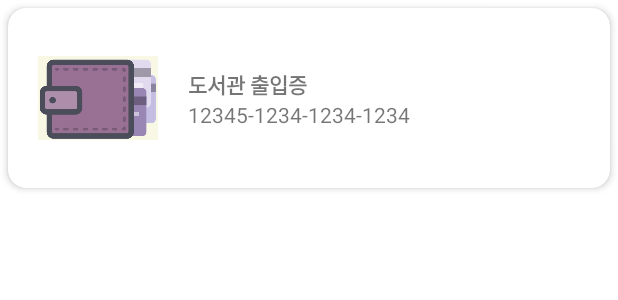
After one commit to birariro/SuperWallet, an Android app: the layout home_card_view.xml on its own in the app's theme, with its tools: preview values and no code run, on a phone screen of 412 x 824 dp. The commit adds this screen. Shown: the top 300 px of the screen. Run offline under Robolectric (Android 15) with nearby library versions, the phone set to English and light mode, and no system bars.

Commit message:
card view 추가

```diff
--- a/app/build.gradle
+++ b/app/build.gradle
@@ -69,4 +69,7 @@ dependencies {
     //navigation
     implementation 'androidx.navigation:navigation-ui-ktx:2.3.5'
     implementation 'androidx.navigation:navigation-fragment-ktx:2.3.5'
+
+    //card view
+    implementation 'androidx.cardview:cardview:1.0.0'
 }
--- a/app/src/main/java/com/example/superwallet/MainActivity.kt
+++ b/app/src/main/java/com/example/superwallet/MainActivity.kt
@@ -7,7 +7,9 @@ import androidx.navigation.fragment.NavHostFragment
 import androidx.navigation.ui.setupWithNavController
 import com.example.superwallet.sample.BarcodeActivity
 import com.google.android.material.bottomnavigation.BottomNavigationView
+import dagger.hilt.android.AndroidEntryPoint
 
+@AndroidEntryPoint
 class MainActivity : AppCompatActivity() {
     override fun onCreate(savedInstanceState: Bundle?) {
         super.onCreate(savedInstanceState)
--- a/app/src/main/java/com/example/superwallet/presenter/home/HomeViewModel.kt
+++ b/app/src/main/java/com/example/superwallet/presenter/home/HomeViewModel.kt
@@ -1,7 +1,10 @@
 package com.example.superwallet.presenter.home
 
 import androidx.lifecycle.ViewModel
+import dagger.hilt.android.lifecycle.HiltViewModel
+import javax.inject.Inject
 
-class HomeViewModel : ViewModel() {
+@HiltViewModel
+class HomeViewModel @Inject constructor(): ViewModel() {
     // TODO: Implement the ViewModel
 }
--- /dev/null
+++ b/app/src/main/res/layout/home_card_view.xml
@@ -0,0 +1,53 @@
+<?xml version="1.0" encoding="utf-8"?>
+<androidx.cardview.widget.CardView xmlns:android="http://schemas.android.com/apk/res/android"
+    android:layout_width="match_parent"
+    android:layout_height="wrap_content"
+    xmlns:app="http://schemas.android.com/apk/res-auto"
+    android:layout_margin="5dp"
+    app:cardCornerRadius="12dp"
+    app:cardElevation="3dp"
+    app:contentPadding="4dp">
+
+    <androidx.constraintlayout.widget.ConstraintLayout
+        android:layout_width="match_parent"
+        android:layout_height="wrap_content"
+        android:padding="16dp">
+
+        <ImageView
+            android:id="@+id/card_image"
+            android:layout_width="80dp"
+            android:layout_height="80dp"
+            app:layout_constraintTop_toTopOf="parent"
+            app:layout_constraintStart_toStartOf="parent"
+            app:layout_constraintBottom_toBottomOf="parent"
+            android:src="@drawable/main_icon"
+            />
+
+        <LinearLayout
+            android:layout_marginStart="20dp"
+            android:layout_width="wrap_content"
+            android:layout_height="wrap_content"
+            app:layout_constraintTop_toTopOf="parent"
+            app:layout_constraintBottom_toBottomOf="parent"
+            app:layout_constraintStart_toEndOf="@id/card_image"
+            android:orientation="vertical">
+
+            <TextView
+                android:id="@+id/card_title"
+                android:layout_width="wrap_content"
+                android:layout_height="wrap_content"
+                android:text="도서관 출입증"
+                android:textStyle="bold"
+                />
+
+            <TextView
+                android:id="@+id/card_code"
+                android:layout_width="wrap_content"
+                android:layout_height="wrap_content"
+                android:text="12345-1234-1234-1234"
+                />
+        </LinearLayout>
+
+    </androidx.constraintlayout.widget.ConstraintLayout>
+
+</androidx.cardview.widget.CardView>
```
Also changed, not shown: app/src/main/java/com/example/superwallet/presenter/home/CardViewAdapter.kt (added, +33 -0 lines), app/src/main/java/com/example/superwallet/presenter/home/HomeFragment.kt (+27 -4 lines), app/src/main/res/layout/home_fragment.xml (+12 -5 lines).
